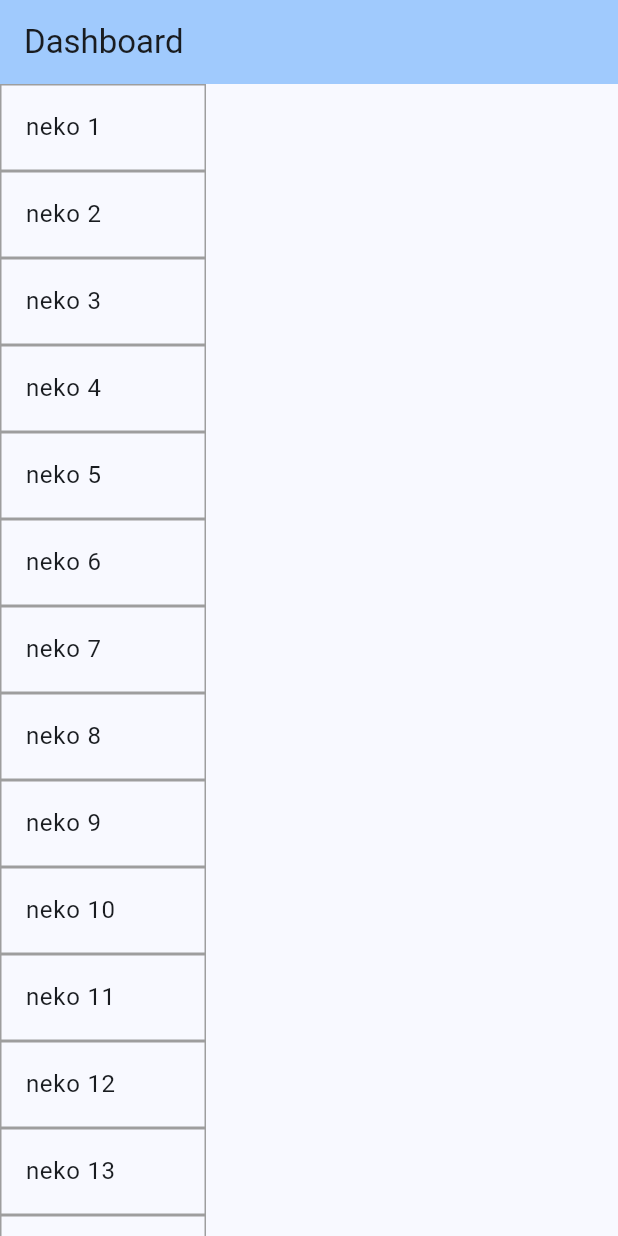
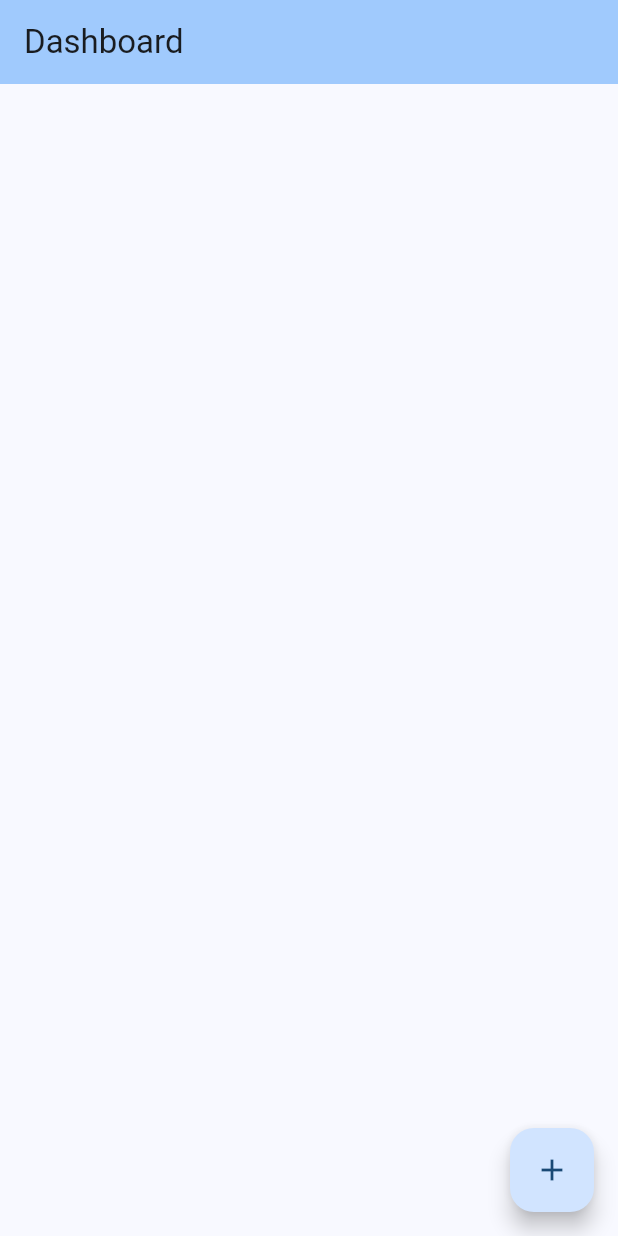
Before and after one commit to cdq73700/flutter_todo_app, a Flutter app: the screen it shows after launch, on a phone screen of 412 x 824 dp. Run offline on Flutter 3.47's test engine with Material 3 defaults, Android fonts, the phone set to English and light mode, and no system bars; our stand-ins replace go_router.

Commit message:
todo追加機能追加

```diff
--- a/lib/app/dashboard.dart
+++ b/lib/app/dashboard.dart
@@ -1,4 +1,6 @@
 import 'package:flutter/material.dart';
+import 'package:provider/provider.dart';
+import 'package:test_application/models/taskModel.widget.dart';
 import 'package:test_application/widgets/AppBar/customAppBar.widget.dart';
 import 'package:test_application/widgets/Task/taskDetail.widget.dart';
 import 'package:test_application/widgets/Task/taskListView.widget.dart';
@@ -10,13 +12,19 @@ class Dashboard extends StatelessWidget {
 
   @override
   Widget build(BuildContext context) {
+    final taskProvider = Provider.of<TaskModel>(context);
+
     return Scaffold(
-        appBar: CustomAppBarWidget(title: title),
-        body: const Row(
-          children: [
-            Flexible(flex: 1, child: TaskListView()),
-            Flexible(flex: 2, child: TaskListDetail())
-          ],
-        ));
+      appBar: CustomAppBarWidget(title: title),
+      body: const Row(children: [
+        Flexible(flex: 1, child: TaskListView()),
+        Flexible(flex: 2, child: TaskListDetail())
+      ]),
+      floatingActionButton: FloatingActionButton(
+          onPressed: () {
+            taskProvider.addTask("new task");
+          },
+          child: const Icon(Icons.add)),
+    );
   }
 }
--- a/lib/models/taskModel.widget.dart
+++ b/lib/models/taskModel.widget.dart
@@ -1,10 +1,31 @@
 import 'package:flutter/material.dart';
+import 'package:uuid/uuid.dart';
+
+class TaskType {
+  const TaskType({required this.id, required this.name});
+  final String id;
+  final String name;
+}
 
 class TaskModel extends ChangeNotifier {
-  String taskName = "";
+  List<TaskType> taskList = [];
+  String id = "";
 
-  void changeTaskName(String newName) {
-    taskName = newName;
+  void addTask(String name) {
+    Uuid uuid = const Uuid();
+    String id = uuid.v1();
+    int length = taskList.length + 1;
+    taskList.add(TaskType(id: id, name: name + length.toString()));
+    notifyListeners();
+  }
+
+  TaskType findByid(String id) {
+    var result = taskList.where((obj) => obj.id == id);
+    return result.isNotEmpty ? result.first : const TaskType(id: "", name: "");
+  }
+
+  void changeTaskName(String newId) {
+    id = newId;
     notifyListeners();
   }
 }
--- a/lib/widgets/Task/taskDetail.widget.dart
+++ b/lib/widgets/Task/taskDetail.widget.dart
@@ -8,6 +8,7 @@ class TaskListDetail extends StatelessWidget {
   @override
   Widget build(BuildContext context) {
     final taskProvider = Provider.of<TaskModel>(context);
-    return Center(child: Text(taskProvider.taskName));
+    final name = taskProvider.findByid(taskProvider.id).name;
+    return Center(child: Text(name));
   }
 }
--- a/lib/widgets/Task/taskListTile.widget.dart
+++ b/lib/widgets/Task/taskListTile.widget.dart
@@ -3,9 +3,9 @@ import 'package:provider/provider.dart';
 import 'package:test_application/models/taskModel.widget.dart';
 
 class TaskListTile extends StatelessWidget {
-  const TaskListTile({super.key, required this.title});
+  const TaskListTile({super.key, required this.task});
 
-  final String title;
+  final TaskType task;
 
   @override
   Widget build(BuildContext context) {
@@ -16,12 +16,11 @@ class TaskListTile extends StatelessWidget {
             border: Border(
                 left: BorderSide(width: 1.0, color: Colors.grey),
                 right: BorderSide(width: 1.0, color: Colors.grey),
-                top: BorderSide(width: 1.0, color: Colors.grey),
                 bottom: BorderSide(width: 1.0, color: Colors.grey))),
         child: ListTile(
-            title: Text(title),
+            title: Text(task.name),
             onTap: () {
-              taskProvider.changeTaskName(title);
+              taskProvider.changeTaskName(task.id);
             }));
   }
 }
--- a/lib/widgets/Task/taskListView.widget.dart
+++ b/lib/widgets/Task/taskListView.widget.dart
@@ -1,4 +1,6 @@
 import 'package:flutter/material.dart';
+import 'package:provider/provider.dart';
+import 'package:test_application/models/taskModel.widget.dart';
 import 'package:test_application/widgets/Task/taskListTile.widget.dart';
 
 class TaskListView extends StatelessWidget {
@@ -6,10 +8,11 @@ class TaskListView extends StatelessWidget {
 
   @override
   Widget build(BuildContext context) {
-    final list = List.generate(100, (index) => "neko ${index + 1}");
+    final taskProvider = Provider.of<TaskModel>(context);
+
     return ListView.builder(itemBuilder: (BuildContext context, int index) {
-      if (list.length > index) {
-        return TaskListTile(title: list[index]);
+      if (taskProvider.taskList.length > index) {
+        return TaskListTile(task: taskProvider.taskList[index]);
       }
       return null;
     });
--- a/pubspec.yaml
+++ b/pubspec.yaml
@@ -37,6 +37,7 @@ dependencies:
   cupertino_icons: ^1.0.2
   go_router: ^13.0.0
   provider: ^6.1.1
+  uuid: ^4.2.2
 
 dev_dependencies:
   flutter_test:
```
Also changed, not shown: pubspec.lock.
